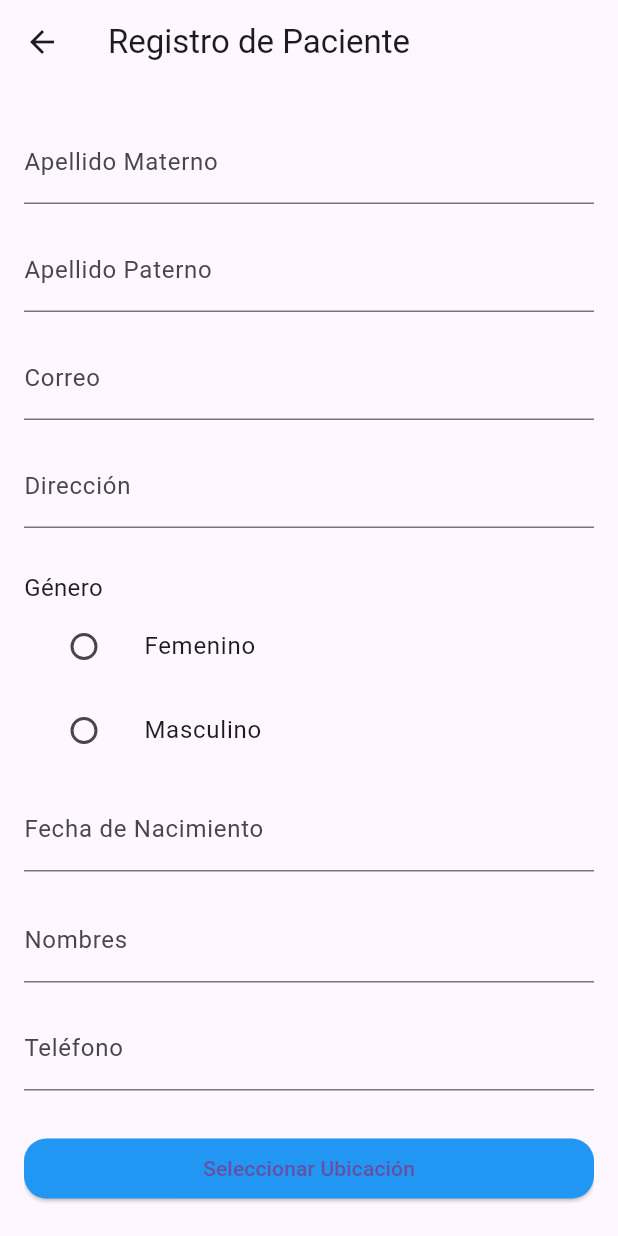
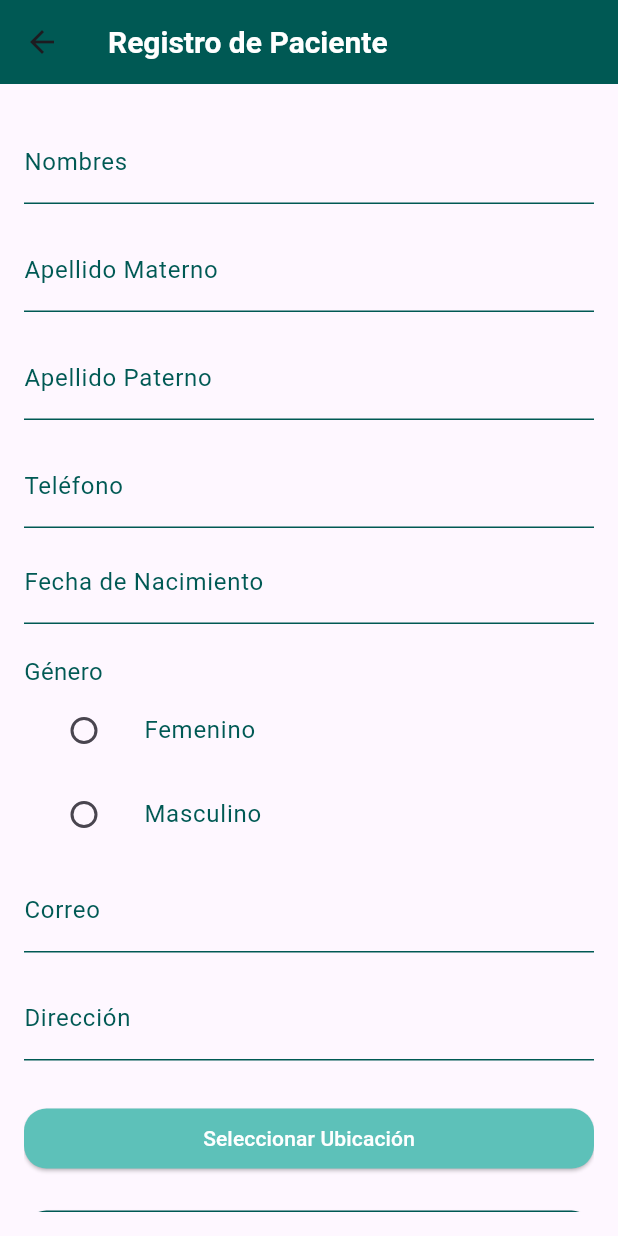
Before and after one commit to GaboJh0904/Medidoc_Proyect, a Flutter app: the screen it shows after launch, in the side drawer, after a tap on "Resgistrarse", on a phone screen of 412 x 824 dp. Run offline on Flutter 3.47's test engine with Material 3 defaults, Android fonts, the phone set to English and light mode, and no system bars; our stand-ins replace carousel_slider, cloud_firestore, file_picker, firebase_core, flutter_countdown_timer, flutter_staggered_animations and 7 more; accounts and stored records are empty.

Commit message:
Registro de Paciente

```diff
--- a/lib/pages/mapa_seleccion.dart
+++ b/lib/pages/mapa_seleccion.dart
@@ -19,7 +19,17 @@ class _MapaSeleccionPageState extends State<MapaSeleccionPage> {
   Widget build(BuildContext context) {
     return Scaffold(
       appBar: AppBar(
-        title: Text('Selecciona una Ubicación'),
+        title: Text(
+          'Selecciona tu ubicación',
+          style: TextStyle(
+            fontSize: 20.0,
+            fontWeight: FontWeight.bold,
+            color: Colors.white,
+          ),
+          textAlign: TextAlign.center,
+        ),
+        backgroundColor: Color(0xFF005954), // Color 1
+        elevation: 0,
       ),
       body: GoogleMap(
         onMapCreated: (controller) {
@@ -55,7 +65,10 @@ class _MapaSeleccionPageState extends State<MapaSeleccionPage> {
             );
           }
         },
+        backgroundColor: Color(0xFF005954),
+        foregroundColor: Colors.white,
       ),
+
     );
   }
 }
--- a/lib/pages/registroPaciente.dart
+++ b/lib/pages/registroPaciente.dart
@@ -53,6 +53,7 @@ class _RegistroPacientePageState extends State<RegistroPacientePage> {
     if (_formKey.currentState!.validate() && _selectedLocation != null && _idPaciente != null) {
       try {
         await FirebaseFirestore.instance.collection('Paciente').add({
+          'nombres': nombresController.text,
           'apellidoMaterno': apellidoMaternoController.text,
           'apellidoPaterno': apellidoPaternoController.text,
           'correo': correoController.text,
@@ -62,7 +63,7 @@ class _RegistroPacientePageState extends State<RegistroPacientePage> {
           'latitude': _selectedLocation!.latitude,
           'longitude': _selectedLocation!.longitude,
           'nacimiento': nacimientoController.text,
-          'nombres': nombresController.text,
+
           'telefono': telefonoController.text,
         });
         _mostrarDialogo('Paciente registrado exitosamente', true);
@@ -129,7 +130,17 @@ class _RegistroPacientePageState extends State<RegistroPacientePage> {
   Widget build(BuildContext context) {
     return Scaffold(
       appBar: AppBar(
-        title: Text('Registro de Paciente'),
+        title: const Text(
+          'Registro de Paciente',
+          style: TextStyle(
+            fontSize: 20.0,
+            fontWeight: FontWeight.bold,
+            color: Colors.white,
+          ),
+          textAlign: TextAlign.center,
+        ),
+        backgroundColor: Color(0xFF005954), // Color 1
+        elevation: 0,
       ),
       body: Padding(
         padding: const EdgeInsets.all(16.0),
@@ -137,17 +148,38 @@ class _RegistroPacientePageState extends State<RegistroPacientePage> {
           key: _formKey,
           child: ListView(
             children: <Widget>[
+              _buildTextField(nombresController, 'Nombres'),
               _buildTextField(apellidoMaternoController, 'Apellido Materno'),
               _buildTextField(apellidoPaternoController, 'Apellido Paterno'),
-              _buildTextField(correoController, 'Correo', keyboardType: TextInputType.emailAddress),
-              _buildTextField(direccionController, 'Dirección'),
-              SizedBox(height: 20),
-              Text(
+              _buildTextField(telefonoController, 'Teléfono', keyboardType: TextInputType.phone),
+              TextFormField(
+                controller: nacimientoController,
+                decoration: const InputDecoration(
+                  labelText: "Fecha de Nacimiento",
+                  labelStyle: TextStyle(color: Color(0xFF005954)), // Cambia el color de la etiqueta
+                  enabledBorder: UnderlineInputBorder(
+                    borderSide: BorderSide(color: Color(0xFF005954)), // Cambia el color de la línea inferior cuando el campo no está enfocado
+                  ),
+                  focusedBorder: UnderlineInputBorder(
+                    borderSide: BorderSide(color: Color(0xFF005954)), // Cambia el color de la línea inferior cuando el campo está enfocado
+                  ),
+                ),
+                readOnly: true,
+                onTap: () => _seleccionarFecha(context),
+                validator: (value) {
+                  if (value == null || value.isEmpty) {
+                    return 'Por favor ingrese la fecha de nacimiento';
+                  }
+                  return null;
+                },
+              ),
+              const SizedBox(height: 20),
+              const Text(
                 'Género',
-                style: TextStyle(fontSize: 16),
+                style: TextStyle(fontSize: 16, color: Color(0xFF005954)),
               ),
               ListTile(
-                title: const Text('Femenino'),
+                title: const Text('Femenino', style: TextStyle(color: Color(0xFF005954))),
                 leading: Radio<String>(
                   value: 'Femenino',
                   groupValue: _generoSeleccionado,
@@ -159,7 +191,7 @@ class _RegistroPacientePageState extends State<RegistroPacientePage> {
                 ),
               ),
               ListTile(
-                title: const Text('Masculino'),
+                title: const Text('Masculino', style: TextStyle(color: Color(0xFF005954))),
                 leading: Radio<String>(
                   value: 'Masculino',
                   groupValue: _generoSeleccionado,
@@ -170,45 +202,34 @@ class _RegistroPacientePageState extends State<RegistroPacientePage> {
                   },
                 ),
               ),
-              SizedBox(height: 10),
-              TextFormField(
-                controller: nacimientoController,
-                decoration: InputDecoration(
-                  labelText: 'Fecha de Nacimiento',
-                  border: UnderlineInputBorder(),
-                ),
-                readOnly: true,
-                onTap: () => _seleccionarFecha(context),
-                validator: (value) {
-                  if (value == null || value.isEmpty) {
-                    return 'Por favor ingrese la fecha de nacimiento';
-                  }
-                  return null;
-                },
-              ),
-              SizedBox(height: 10),
-              _buildTextField(nombresController, 'Nombres'),
-              _buildTextField(telefonoController, 'Teléfono', keyboardType: TextInputType.phone),
-              SizedBox(height: 20),
+              _buildTextField(correoController, 'Correo', keyboardType: TextInputType.emailAddress),
+              _buildTextField(direccionController, 'Dirección'),
+              const SizedBox(height: 20),
               ElevatedButton(
                 onPressed: _seleccionarUbicacion,
-                child: Text(_selectedLocation == null ? 'Seleccionar Ubicación' : 'Ubicación Seleccionada'),
                 style: ElevatedButton.styleFrom(
-                  backgroundColor: Colors.blue,
+                  backgroundColor: const Color(0xFF5dc1b9),
                   shape: RoundedRectangleBorder(
                     borderRadius: BorderRadius.circular(15),
                   ),
                 ),
+                child: Text(
+                    _selectedLocation == null ? 'Seleccionar Ubicación' : 'Ubicación Seleccionada',
+                  style: TextStyle(color: Colors.white),
+                ),
               ),
-              SizedBox(height: 20),
+              const SizedBox(height: 20),
               ElevatedButton(
                 onPressed: _registrarPaciente,
-                child: Text('Registrar Paciente'),
                 style: ElevatedButton.styleFrom(
-                  backgroundColor: Colors.green,
+                  backgroundColor: const Color(0xFF005954),
                   shape: RoundedRectangleBorder(
                     borderRadius: BorderRadius.circular(15),
                   ),
+                ),
+                child: const Text(
+                  'Registrar Paciente',
+                  style: TextStyle(color: Colors.white),
                 ),
               ),
             ],
@@ -225,7 +246,13 @@ class _RegistroPacientePageState extends State<RegistroPacientePage> {
         controller: controller,
         decoration: InputDecoration(
           labelText: labelText,
-          border: UnderlineInputBorder(),
+          labelStyle: const TextStyle(color: Color(0xFF005954)), // Cambia el color de la etiqueta
+          enabledBorder: const UnderlineInputBorder(
+            borderSide: BorderSide(color: Color(0xFF005954)), // Cambia el color de la línea inferior cuando el campo no está enfocado
+          ),
+          focusedBorder: const UnderlineInputBorder(
+            borderSide: BorderSide(color: Color(0xFF005954)), // Cambia el color de la línea inferior cuando el campo está enfocado
+          ),
         ),
         keyboardType: keyboardType,
         validator: (value) {
@@ -237,4 +264,5 @@ class _RegistroPacientePageState extends State<RegistroPacientePage> {
       ),
     );
   }
+
 }
```
